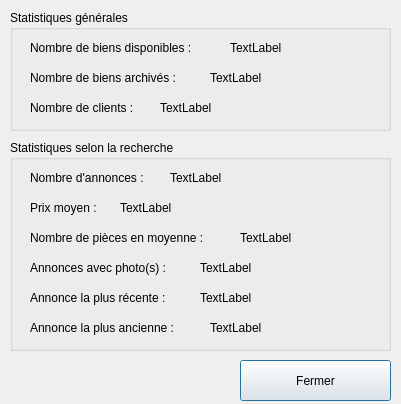
Old version of the form BestResidence/stats_immo.ui in the repository jordanlang/BestResidence.
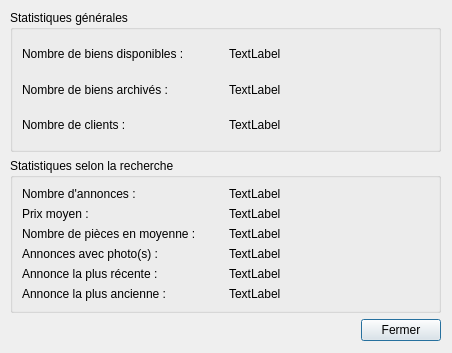
New version of the form.

Commit message: Ajout des layouts pour toutes les fenetres

```diff
--- a/BestResidence/stats_immo.ui
+++ b/BestResidence/stats_immo.ui
@@ -6,285 +6,192 @@
    <rect>
     <x>0</x>
     <y>0</y>
-    <width>401</width>
-    <height>404</height>
+    <width>452</width>
+    <height>353</height>
    </rect>
   </property>
   <property name="windowTitle">
    <string>Dialog</string>
   </property>
-  <widget class="QGroupBox" name="groupBox_2">
-   <property name="geometry">
-    <rect>
-     <x>10</x>
-     <y>140</y>
-     <width>381</width>
-     <height>211</height>
-    </rect>
-   </property>
-   <property name="title">
-    <string>Statistiques selon la recherche</string>
-   </property>
-   <widget class="QLabel" name="label_7">
-    <property name="geometry">
-     <rect>
-      <x>20</x>
-      <y>30</y>
-      <width>131</width>
-      <height>16</height>
-     </rect>
-    </property>
-    <property name="text">
-     <string>Nombre d'annonces :</string>
-    </property>
-   </widget>
-   <widget class="QLabel" name="label_8">
-    <property name="geometry">
-     <rect>
-      <x>20</x>
-      <y>60</y>
-      <width>81</width>
-      <height>16</height>
-     </rect>
-    </property>
-    <property name="text">
-     <string>Prix moyen :</string>
-    </property>
-   </widget>
-   <widget class="QLabel" name="label_9">
-    <property name="geometry">
-     <rect>
-      <x>20</x>
-      <y>90</y>
-      <width>201</width>
-      <height>16</height>
-     </rect>
-    </property>
-    <property name="text">
-     <string>Nombre de pièces en moyenne :</string>
-    </property>
-   </widget>
-   <widget class="QLabel" name="label_10">
-    <property name="geometry">
-     <rect>
-      <x>20</x>
-      <y>120</y>
-      <width>161</width>
-      <height>16</height>
-     </rect>
-    </property>
-    <property name="text">
-     <string>Annonces avec photo(s) :</string>
-    </property>
-   </widget>
-   <widget class="QLabel" name="label_11">
-    <property name="geometry">
-     <rect>
-      <x>20</x>
-      <y>150</y>
-      <width>161</width>
-      <height>16</height>
-     </rect>
-    </property>
-    <property name="text">
-     <string>Annonce la plus récente :</string>
-    </property>
-   </widget>
-   <widget class="QLabel" name="label_12">
-    <property name="geometry">
-     <rect>
-      <x>20</x>
-      <y>180</y>
-      <width>171</width>
-      <height>16</height>
-     </rect>
-    </property>
-    <property name="text">
-     <string>Annonce la plus ancienne :</string>
-    </property>
-   </widget>
-   <widget class="QLabel" name="nb_annonces">
-    <property name="geometry">
-     <rect>
-      <x>160</x>
-      <y>30</y>
-      <width>201</width>
-      <height>16</height>
-     </rect>
-    </property>
-    <property name="text">
-     <string>TextLabel</string>
-    </property>
-   </widget>
-   <widget class="QLabel" name="prix_moyen">
-    <property name="geometry">
-     <rect>
-      <x>110</x>
-      <y>60</y>
-      <width>251</width>
-      <height>16</height>
-     </rect>
-    </property>
-    <property name="text">
-     <string>TextLabel</string>
-    </property>
-   </widget>
-   <widget class="QLabel" name="pieces_moyenne">
-    <property name="geometry">
-     <rect>
-      <x>230</x>
-      <y>90</y>
-      <width>131</width>
-      <height>16</height>
-     </rect>
-    </property>
-    <property name="text">
-     <string>TextLabel</string>
-    </property>
-   </widget>
-   <widget class="QLabel" name="annonces_photo">
-    <property name="geometry">
-     <rect>
-      <x>190</x>
-      <y>120</y>
-      <width>171</width>
-      <height>16</height>
-     </rect>
-    </property>
-    <property name="text">
-     <string>TextLabel</string>
-    </property>
-   </widget>
-   <widget class="QLabel" name="annonce_recente">
-    <property name="geometry">
-     <rect>
-      <x>190</x>
-      <y>150</y>
-      <width>171</width>
-      <height>16</height>
-     </rect>
-    </property>
-    <property name="text">
-     <string>TextLabel</string>
-    </property>
-   </widget>
-   <widget class="QLabel" name="annonce_ancienne">
-    <property name="geometry">
-     <rect>
-      <x>200</x>
-      <y>180</y>
-      <width>161</width>
-      <height>16</height>
-     </rect>
-    </property>
-    <property name="text">
-     <string>TextLabel</string>
-    </property>
-   </widget>
-  </widget>
-  <widget class="QGroupBox" name="groupBox">
+  <widget class="QWidget" name="">
    <property name="geometry">
     <rect>
      <x>10</x>
      <y>10</y>
-     <width>381</width>
-     <height>121</height>
+     <width>431</width>
+     <height>331</height>
     </rect>
    </property>
-   <property name="title">
-    <string>Statistiques générales</string>
-   </property>
-   <widget class="QLabel" name="label">
-    <property name="geometry">
-     <rect>
-      <x>20</x>
-      <y>30</y>
-      <width>191</width>
-      <height>16</height>
-     </rect>
-    </property>
-    <property name="text">
-     <string>Nombre de biens disponibles :</string>
-    </property>
-   </widget>
-   <widget class="QLabel" name="label_2">
-    <property name="geometry">
-     <rect>
-      <x>20</x>
-      <y>60</y>
-      <width>171</width>
-      <height>16</height>
-     </rect>
-    </property>
-    <property name="text">
-     <string>Nombre de biens archivés :</string>
-    </property>
-   </widget>
-   <widget class="QLabel" name="label_3">
-    <property name="geometry">
-     <rect>
-      <x>20</x>
-      <y>90</y>
-      <width>121</width>
-      <height>16</height>
-     </rect>
-    </property>
-    <property name="text">
-     <string>Nombre de clients :</string>
-    </property>
-   </widget>
-   <widget class="QLabel" name="biens_dispo">
-    <property name="geometry">
-     <rect>
-      <x>220</x>
-      <y>30</y>
-      <width>141</width>
-      <height>16</height>
-     </rect>
-    </property>
-    <property name="text">
-     <string>TextLabel</string>
-    </property>
-   </widget>
-   <widget class="QLabel" name="biens_archives">
-    <property name="geometry">
-     <rect>
-      <x>200</x>
-      <y>60</y>
-      <width>161</width>
-      <height>16</height>
-     </rect>
-    </property>
-    <property name="text">
-     <string>TextLabel</string>
-    </property>
-   </widget>
-   <widget class="QLabel" name="nb_clients">
-    <property name="geometry">
-     <rect>
-      <x>150</x>
-      <y>90</y>
-      <width>211</width>
-      <height>16</height>
-     </rect>
-    </property>
-    <property name="text">
-     <string>TextLabel</string>
-    </property>
-   </widget>
-  </widget>
-  <widget class="QPushButton" name="btn_fermer">
-   <property name="geometry">
-    <rect>
-     <x>240</x>
-     <y>360</y>
-     <width>151</width>
-     <height>41</height>
-    </rect>
-   </property>
-   <property name="text">
-    <string>Fermer</string>
-   </property>
+   <layout class="QGridLayout" name="gridLayout_2">
+    <item row="0" column="0">
+     <widget class="QGroupBox" name="">
+      <property name="title">
+       <string>Statistiques générales</string>
+      </property>
+      <layout class="QGridLayout" name="gridLayout_3">
+       <item row="0" column="0">
+        <widget class="QLabel" name="label">
+         <property name="text">
+          <string>Nombre de biens disponibles :</string>
+         </property>
+        </widget>
+       </item>
+       <item row="0" column="1">
+        <widget class="QLabel" name="biens_dispo">
+         <property name="text">
+          <string>TextLabel</string>
+         </property>
+        </widget>
+       </item>
+       <item row="1" column="0">
+        <widget class="QLabel" name="label_2">
+         <property name="text">
+          <string>Nombre de biens archivés :</string>
+         </property>
+        </widget>
+       </item>
+       <item row="1" column="1">
+        <widget class="QLabel" name="biens_archives">
+         <property name="text">
+          <string>TextLabel</string>
+         </property>
+        </widget>
+       </item>
+       <item row="2" column="0">
+        <widget class="QLabel" name="label_3">
+         <property name="text">
+          <string>Nombre de clients :</string>
+         </property>
+        </widget>
+       </item>
+       <item row="2" column="1">
+        <widget class="QLabel" name="nb_clients">
+         <property name="text">
+          <string>TextLabel</string>
+         </property>
+        </widget>
+       </item>
+      </layout>
+     </widget>
+    </item>
+    <item row="1" column="0">
+     <widget class="QGroupBox" name="">
+      <property name="title">
+       <string>Statistiques selon la recherche</string>
+      </property>
+      <layout class="QGridLayout" name="gridLayout">
+       <item row="0" column="0">
+        <widget class="QLabel" name="label_7">
+         <property name="text">
+          <string>Nombre d'annonces :</string>
+         </property>
+        </widget>
+       </item>
+       <item row="0" column="1">
+        <widget class="QLabel" name="nb_annonces">
+         <property name="text">
+          <string>TextLabel</string>
+         </property>
+        </widget>
+       </item>
+       <item row="1" column="0">
+        <widget class="QLabel" name="label_8">
+         <property name="text">
+          <string>Prix moyen :</string>
+         </property>
+        </widget>
+       </item>
+       <item row="1" column="1">
+        <widget class="QLabel" name="prix_moyen">
+         <property name="text">
+          <string>TextLabel</string>
+         </property>
+        </widget>
+       </item>
+       <item row="2" column="0">
+        <widget class="QLabel" name="label_9">
+         <property name="text">
+          <string>Nombre de pièces en moyenne :</string>
+         </property>
+        </widget>
+       </item>
+       <item row="2" column="1">
+        <widget class="QLabel" name="pieces_moyenne">
+         <property name="text">
+          <string>TextLabel</string>
+         </property>
+        </widget>
+       </item>
+       <item row="3" column="0">
+        <widget class="QLabel" name="label_10">
+         <property name="text">
+          <string>Annonces avec photo(s) :</string>
+         </property>
+        </widget>
+       </item>
+       <item row="3" column="1">
+        <widget class="QLabel" name="annonces_photo">
+         <property name="text">
+          <string>TextLabel</string>
+         </property>
+        </widget>
+       </item>
+       <item row="4" column="0">
+        <widget class="QLabel" name="label_11">
+         <property name="text">
+          <string>Annonce la plus récente :</string>
+         </property>
+        </widget>
+       </item>
+       <item row="4" column="1">
+        <widget class="QLabel" name="annonce_recente">
+         <property name="text">
+          <string>TextLabel</string>
+         </property>
+        </widget>
+       </item>
+       <item row="5" column="0">
+        <widget class="QLabel" name="label_12">
+         <property name="text">
+          <string>Annonce la plus ancienne :</string>
+         </property>
+        </widget>
+       </item>
+       <item row="5" column="1">
+        <widget class="QLabel" name="annonce_ancienne">
+         <property name="text">
+          <string>TextLabel</string>
+         </property>
+        </widget>
+       </item>
+      </layout>
+     </widget>
+    </item>
+    <item row="2" column="0">
+     <layout class="QHBoxLayout" name="horizontalLayout">
+      <item>
+       <spacer name="horizontalSpacer">
+        <property name="orientation">
+         <enum>Qt::Horizontal</enum>
+        </property>
+        <property name="sizeHint" stdset="0">
+         <size>
+          <width>40</width>
+          <height>20</height>
+         </size>
+        </property>
+       </spacer>
+      </item>
+      <item>
+       <widget class="QPushButton" name="btn_fermer">
+        <property name="text">
+         <string>Fermer</string>
+        </property>
+       </widget>
+      </item>
+     </layout>
+    </item>
+   </layout>
   </widget>
  </widget>
  <resources/>
```
Left out of the diff: 2 changed lines with no effect on the pictures. The commit also changes 4 other files.
